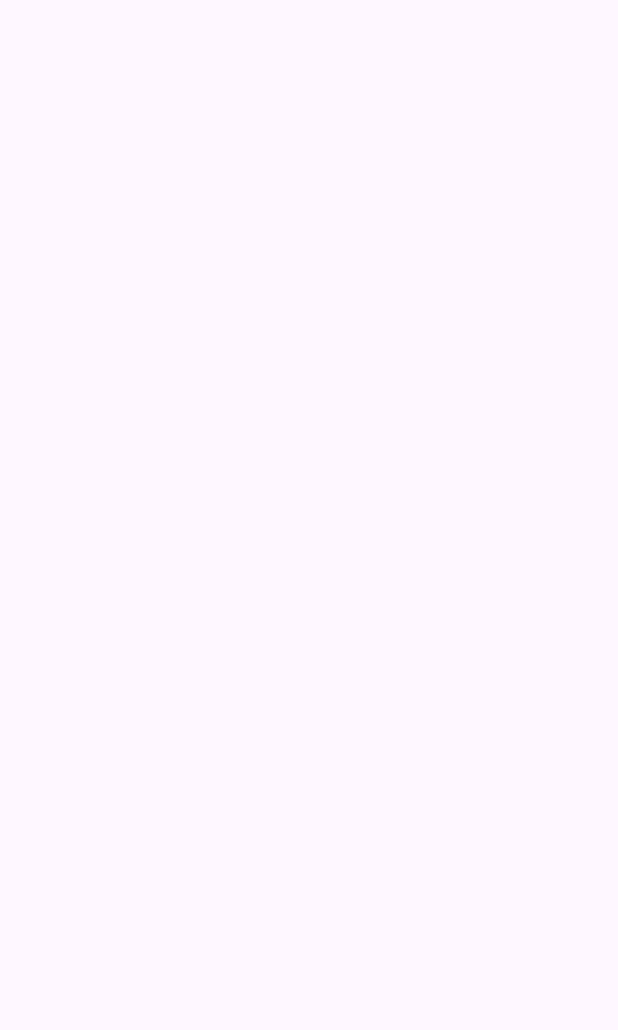
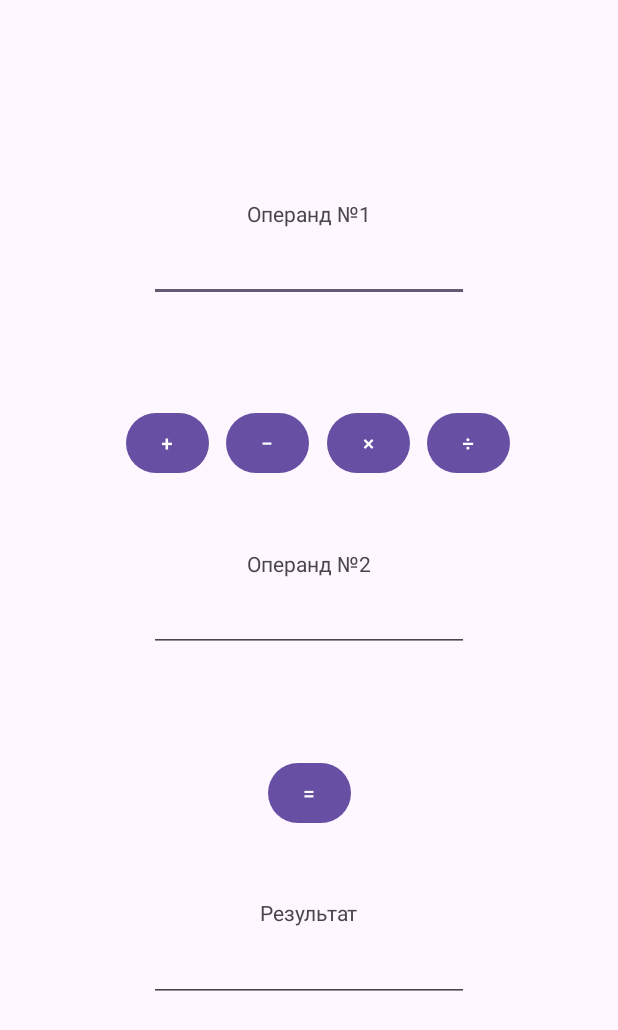
Before and after one commit to Edmelissa/Calculator, an Android app: the screen it shows after launch (MainActivity), on a phone screen of 412 x 824 dp. Before the commit the part shown is empty. Shown: the top 1030 px of the screen. Run offline under Robolectric (Android 15) with nearby library versions, the phone set to English and light mode, and no system bars.

Commit message:
interface update
(cherry picked from commit a1c50883a671aca97ea12a817a6953c9f3c3e7ef)

```diff
--- a/app/src/main/res/layout/activity_main.xml
+++ b/app/src/main/res/layout/activity_main.xml
@@ -4,4 +4,136 @@
     xmlns:tools="http://schemas.android.com/tools"
     android:layout_width="match_parent"
     android:layout_height="match_parent"
-    tools:context=".MainActivity"/>
+    tools:context=".MainActivity">
+
+    <EditText
+        android:id="@+id/editTextNumber1"
+        android:layout_width="wrap_content"
+        android:layout_height="wrap_content"
+        android:ems="10"
+        android:inputType="numberSigned"
+        app:layout_constraintBottom_toBottomOf="parent"
+        app:layout_constraintEnd_toEndOf="parent"
+        app:layout_constraintHorizontal_bias="0.5"
+        app:layout_constraintStart_toStartOf="parent"
+        app:layout_constraintTop_toTopOf="parent"
+        app:layout_constraintVertical_bias="0.2" />
+
+    <EditText
+        android:id="@+id/editTextNumber2"
+        android:layout_width="wrap_content"
+        android:layout_height="wrap_content"
+        android:ems="10"
+        android:inputType="numberSigned"
+        app:layout_constraintBottom_toBottomOf="parent"
+        app:layout_constraintEnd_toEndOf="parent"
+        app:layout_constraintHorizontal_bias="0.5"
+        app:layout_constraintStart_toStartOf="parent"
+        app:layout_constraintTop_toTopOf="parent"
+        app:layout_constraintVertical_bias="0.5" />
+
+    <EditText
+        android:id="@+id/editTextResultNumber"
+        android:layout_width="wrap_content"
+        android:layout_height="wrap_content"
+        android:ems="10"
+        android:inputType="numberSigned"
+        app:layout_constraintBottom_toBottomOf="parent"
+        app:layout_constraintEnd_toEndOf="parent"
+        app:layout_constraintHorizontal_bias="0.5"
+        app:layout_constraintStart_toStartOf="parent"
+        app:layout_constraintTop_toTopOf="parent"
+        app:layout_constraintVertical_bias="0.8" />
+
+    <Button
+        android:id="@+id/buttonEquals"
+        android:layout_width="55dp"
+        android:layout_height="wrap_content"
+        android:text="="
+        app:layout_constraintBottom_toBottomOf="parent"
+        app:layout_constraintEnd_toEndOf="parent"
+        app:layout_constraintHorizontal_bias="0.5"
+        app:layout_constraintStart_toStartOf="parent"
+        app:layout_constraintTop_toTopOf="parent"
+        app:layout_constraintVertical_bias="0.65" />
+
+    <Button
+        android:id="@+id/buttonMultiplication"
+        android:layout_width="55dp"
+        android:layout_height="wrap_content"
+        android:text="@string/button_multiplication_name"
+        app:layout_constraintBottom_toBottomOf="parent"
+        app:layout_constraintEnd_toStartOf="@+id/buttonDivision"
+        app:layout_constraintStart_toEndOf="@+id/buttonSubtraction"
+        app:layout_constraintTop_toTopOf="parent"
+        app:layout_constraintVertical_bias="0.35" />
+
+    <Button
+        android:id="@+id/buttonAddition"
+        android:layout_width="55dp"
+        android:layout_height="wrap_content"
+        android:layout_marginStart="72dp"
+        android:text="@string/button_addition_name"
+        app:layout_constraintBottom_toBottomOf="parent"
+        app:layout_constraintEnd_toStartOf="@+id/buttonSubtraction"
+        app:layout_constraintStart_toStartOf="parent"
+        app:layout_constraintTop_toTopOf="parent"
+        app:layout_constraintVertical_bias="0.35" />
+
+    <Button
+        android:id="@+id/buttonSubtraction"
+        android:layout_width="55dp"
+        android:layout_height="wrap_content"
+        android:text="@string/button_subtraction_name"
+        app:layout_constraintBottom_toBottomOf="parent"
+        app:layout_constraintEnd_toStartOf="@+id/buttonMultiplication"
+        app:layout_constraintStart_toEndOf="@+id/buttonAddition"
+        app:layout_constraintTop_toTopOf="parent"
+        app:layout_constraintVertical_bias="0.35" />
+
+    <Button
+        android:id="@+id/buttonDivision"
+        android:layout_width="55dp"
+        android:layout_height="wrap_content"
+        android:layout_marginEnd="60dp"
+        android:text="@string/button_division_name"
+        app:layout_constraintBottom_toBottomOf="parent"
+        app:layout_constraintEnd_toEndOf="parent"
+        app:layout_constraintStart_toEndOf="@+id/buttonMultiplication"
+        app:layout_constraintTop_toTopOf="parent"
+        app:layout_constraintVertical_bias="0.35" />
+
+    <TextView
+        android:id="@+id/textViewNumber1"
+        android:layout_width="wrap_content"
+        android:layout_height="wrap_content"
+        android:text="@string/number1_name"
+        app:layout_constraintBottom_toBottomOf="parent"
+        app:layout_constraintEnd_toEndOf="parent"
+        app:layout_constraintStart_toStartOf="parent"
+        app:layout_constraintTop_toTopOf="parent"
+        app:layout_constraintVertical_bias="0.165" />
+
+    <TextView
+        android:id="@+id/textViewNumber2"
+        android:layout_width="wrap_content"
+        android:layout_height="wrap_content"
+        android:text="@string/number2_name"
+        app:layout_constraintBottom_toBottomOf="parent"
+        app:layout_constraintEnd_toEndOf="parent"
+        app:layout_constraintStart_toStartOf="parent"
+        app:layout_constraintTop_toTopOf="parent"
+        app:layout_constraintVertical_bias="0.455" />
+
+    <TextView
+        android:id="@+id/textViewResultNumber"
+        android:layout_width="wrap_content"
+        android:layout_height="wrap_content"
+        android:text="@string/number_result_name"
+        app:layout_constraintBottom_toBottomOf="parent"
+        app:layout_constraintEnd_toEndOf="parent"
+        app:layout_constraintStart_toStartOf="parent"
+        app:layout_constraintTop_toTopOf="parent"
+        app:layout_constraintVertical_bias="0.744" />
+
+</androidx.constraintlayout.widget.ConstraintLayout>
--- a/app/src/main/res/values/strings.xml
+++ b/app/src/main/res/values/strings.xml
@@ -1,3 +1,10 @@
 <resources>
-    <string name="app_name">Calculator</string>
+    <string name="app_name">Калькулятор</string>
+    <string name="number1_name">Операнд №1</string>
+    <string name="number2_name">Операнд №2</string>
+    <string name="number_result_name">Результат</string>
+    <string name="button_addition_name">+</string>
+    <string name="button_subtraction_name">−</string>
+    <string name="button_division_name">÷</string>
+    <string name="button_multiplication_name">×</string>
 </resources>
```
